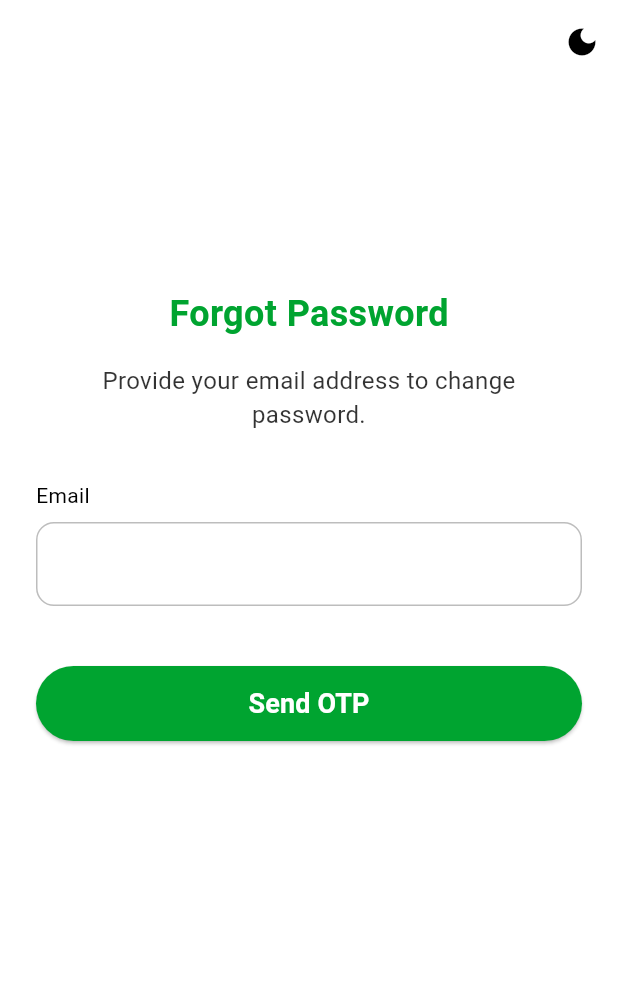
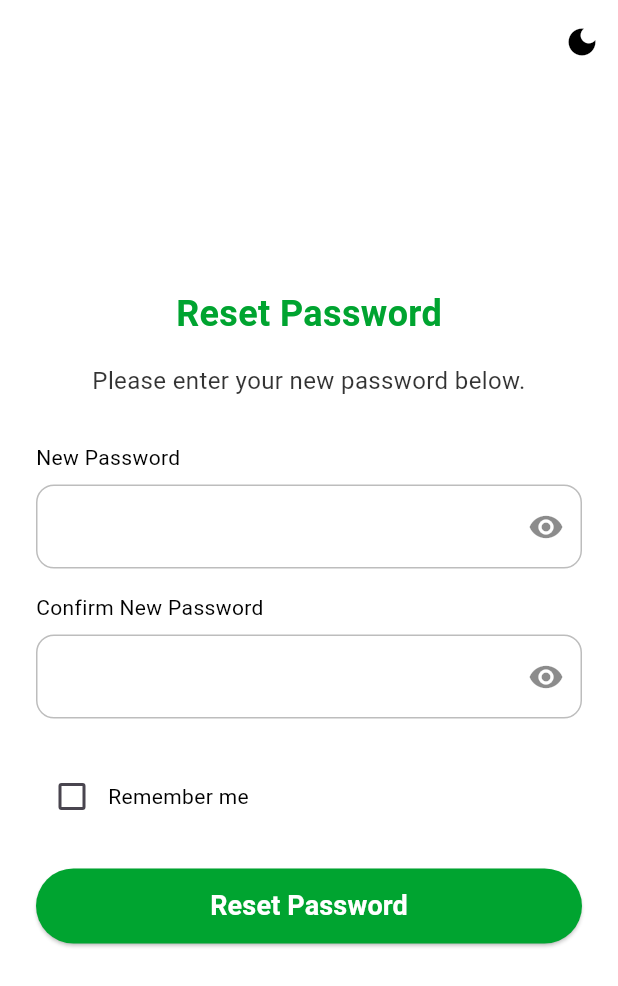
Before and after one commit to Mosaidur/FleetSync_Technology, a Flutter app: the ForgotPasswordScreen screen opened by its route, after a tap on "Send OTP", on a phone screen of 412 x 824 dp. Shown: the top 986 px of the screen. Run offline on Flutter 3.47's test engine with Material 3 defaults, Android fonts, the phone set to English and light mode, and no system bars.

Commit message:
ReSet Password UI Done

```diff
--- a/lib/common_features/auth/presentation/screens/forgot_pass.dart
+++ b/lib/common_features/auth/presentation/screens/forgot_pass.dart
@@ -86,7 +86,10 @@ class _ForgotPasswordScreenState extends State<ForgotPasswordScreen> {
                 onPressed: () {
                   final email = searchByEmailController.text.trim();
                   print('Send OTP to: $email');
-                  // TODO: Add send OTP logic here
+                  //  Add send OTP logic here
+
+                  Navigator.pushNamed(context, '/resetPass');
+
                 },
                 style: ElevatedButton.styleFrom(
                   backgroundColor: AppColors.themeGreen,
--- /dev/null
+++ b/lib/common_features/auth/presentation/screens/reset_pass.dart
@@ -0,0 +1,198 @@
+import 'package:flutter/material.dart';
+import 'package:provider/provider.dart';
+import 'package:fleetsynctechnology/config/theme.dart';
+import 'package:fleetsynctechnology/shared/providers/theme_provider.dart';
+import 'package:fleetsynctechnology/common_features/splash_onbording/presentation/widgets/customTextField.dart';
+
+class ResetPasswordScreen extends StatefulWidget {
+  const ResetPasswordScreen({super.key});
+
+  @override
+  State<ResetPasswordScreen> createState() => _ResetPasswordScreenState();
+}
+
+class _ResetPasswordScreenState extends State<ResetPasswordScreen> {
+  final TextEditingController resetPasswordController = TextEditingController();
+  final TextEditingController resetConfirmPasswordController = TextEditingController();
+
+  bool obscureResetPassword = true;
+  bool obscureResetConfirm = true;
+  bool rememberMe = false;
+  String? errorText;
+
+  void validatePasswords() {
+    final pass = resetPasswordController.text.trim();
+    final confirm = resetConfirmPasswordController.text.trim();
+
+    setState(() {
+      if (pass.length < 6) {
+        errorText = 'Password must be at least 6 characters';
+      } else if (pass != confirm) {
+        errorText = 'Passwords do not match';
+      } else {
+        errorText = null;
+        print('Password reset to: $pass');
+        // Add your reset password logic here
+      }
+    });
+  }
+
+  @override
+  Widget build(BuildContext context) {
+    final themeProvider = Provider.of<ThemeProvider>(context);
+    final isDark = themeProvider.isDarkMode;
+
+    final textColor = isDark
+        ? AppColors.primaryTextOnDark
+        : AppColors.primaryTextOnLight;
+
+    final iconColor = isDark ? Colors.white70 : Colors.black45;
+
+    return Scaffold(
+      appBar: AppBar(
+        automaticallyImplyLeading: false,
+        backgroundColor: Colors.transparent,
+        elevation: 0,
+        actions: [
+          IconButton(
+            icon: Icon(isDark ? Icons.light_mode : Icons.dark_mode),
+            onPressed: () => themeProvider.toggleTheme(),
+            color: isDark ? Colors.white : Colors.black,
+          )
+        ],
+      ),
+      body: Padding(
+        padding: const EdgeInsets.symmetric(horizontal: 24, vertical: 36),
+        child: Column(
+          crossAxisAlignment: CrossAxisAlignment.start,
+          children: [
+
+            const SizedBox(height: 100),
+            Center(
+              child: Text(
+                'Reset Password',
+                style: TextStyle(
+                  fontSize: 24,
+                  fontWeight: FontWeight.w600,
+                  color: isDark ? AppColors.themeGreen : AppColors.themeGreen,
+                ),
+              ),
+            ),
+            const SizedBox(height: 16),
+
+            Center(
+              child: Text(
+                "Please enter your new password below.",
+                style: TextStyle(fontSize: 16, color: textColor.withOpacity(0.8)),
+                textAlign: TextAlign.center,
+              ),
+            ),
+            const SizedBox(height: 30),
+
+            // New Password
+            Text(
+              "New Password",
+              style: TextStyle(fontSize: 14, color: textColor),
+            ),
+            const SizedBox(height: 8),
+            CustomTextField(
+              controller: resetPasswordController,
+              obscureText: obscureResetPassword,
+              suffixIcon: IconButton(
+                icon: Icon(
+                  obscureResetPassword ? Icons.visibility : Icons.visibility_off,
+                  color: iconColor,
+                ),
+                onPressed: () {
+                  setState(() {
+                    obscureResetPassword = !obscureResetPassword;
+                  });
+                },
+              ),
+            ),
+            const SizedBox(height: 16),
+
+            // Confirm New Password
+            Text(
+              "Confirm New Password",
+              style: TextStyle(fontSize: 14, color: textColor),
+            ),
+            const SizedBox(height: 8),
+            CustomTextField(
+              controller: resetConfirmPasswordController,
+              obscureText: obscureResetConfirm,
+              suffixIcon: IconButton(
+                icon: Icon(
+                  obscureResetConfirm ? Icons.visibility : Icons.visibility_off,
+                  color: iconColor,
+                ),
+                onPressed: () {
+                  setState(() {
+                    obscureResetConfirm = !obscureResetConfirm;
+                  });
+                },
+              ),
+            ),
+
+            const SizedBox(height: 12),
+
+            if (errorText != null)
+              Text(
+                errorText!,
+                style: const TextStyle(color: Colors.red),
+              ),
+
+            const SizedBox(height: 16),
+
+            // Remember Me (Optional for Reset Password)
+            Row(
+              children: [
+                Checkbox(
+                  value: rememberMe,
+                  onChanged: (value) {
+                    setState(() {
+                      rememberMe = value ?? false;
+                      print("Remember Me: $rememberMe");
+                    });
+                  },
+                  fillColor: WidgetStateProperty.resolveWith<Color>((states) {
+                    if (states.contains(WidgetState.selected)) {
+                      return AppColors.themeGreen;
+                    }
+                    return Colors.transparent;
+                  }),
+                  checkColor: isDark ? Colors.black : Colors.white,
+                ),
+                Text(
+                  'Remember me',
+                  style: TextStyle(color: textColor),
+                ),
+              ],
+            ),
+
+            const SizedBox(height: 24),
+
+            // Reset Password Button
+            SizedBox(
+              width: double.infinity,
+              height: 50,
+              child: ElevatedButton(
+                onPressed: validatePasswords,
+                style: ElevatedButton.styleFrom(
+                  backgroundColor: AppColors.themeGreen,
+                  shape: RoundedRectangleBorder(
+                    borderRadius: BorderRadius.circular(25),
+                  ),
+                ),
+                child: const Text(
+                  "Reset Password",
+                  style: TextStyle(fontSize: 18, fontWeight: FontWeight.bold),
+                ),
+              ),
+            ),
+          ],
+        ),
+      ),
+    );
+  }
+}
--- a/lib/main.dart
+++ b/lib/main.dart
@@ -1,6 +1,7 @@
 import 'package:fleetsynctechnology/common_features/auth/presentation/screens/forgot_pass.dart';
 import 'package:fleetsynctechnology/common_features/auth/presentation/screens/otpVerify.dart';
 import 'package:fleetsynctechnology/common_features/auth/presentation/screens/set_password.dart';
+import 'package:fleetsynctechnology/common_features/auth/presentation/screens/reset_pass.dart';
 import 'package:fleetsynctechnology/common_features/auth/presentation/screens/signup.dart';
 import 'package:fleetsynctechnology/common_features/splash_onbording/presentation/screens/login_screen.dart';
 import 'package:fleetsynctechnology/common_features/splash_onbording/presentation/screens/splash_screen.dart';
@@ -41,6 +42,7 @@ class MyApp extends StatelessWidget {
         '/otpVerify': (context) =>  OtpVerificationScreen(),
         '/forgotPass': (context) => ForgotPasswordScreen(),
         '/setPass': (context) => SetPasswordScreen(),
+        '/resetPass': (context) => ResetPasswordScreen(),
 
       },
     );
```
